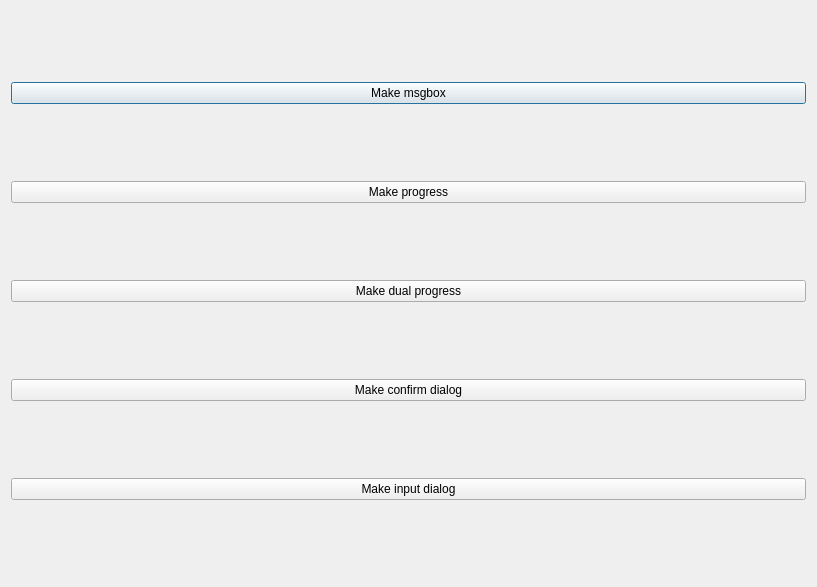
The window that src/ui/skeletons/dialog_testing.ui (132nd-etcher/EASI) describes before a commit, drawn with Qt 5.
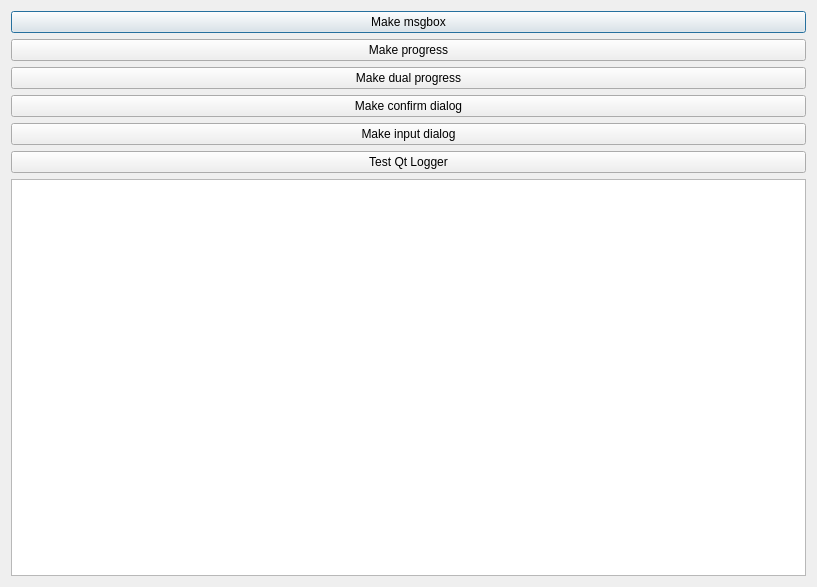
The same window after the commit.

Commit message: began work on qt_logger

```diff
--- a/src/ui/skeletons/dialog_testing.ui
+++ b/src/ui/skeletons/dialog_testing.ui
@@ -49,6 +49,26 @@
      </property>
     </widget>
    </item>
+   <item>
+    <widget class="QPushButton" name="btn_test_logger">
+     <property name="text">
+      <string>Test Qt Logger</string>
+     </property>
+    </widget>
+   </item>
+   <item>
+    <widget class="QTextBrowser" name="textBrowser">
+     <property name="acceptDrops">
+      <bool>false</bool>
+     </property>
+     <property name="acceptRichText">
+      <bool>false</bool>
+     </property>
+     <property name="openExternalLinks">
+      <bool>true</bool>
+     </property>
+    </widget>
+   </item>
   </layout>
  </widget>
  <resources/>
```
The commit also changes 5 other files.
